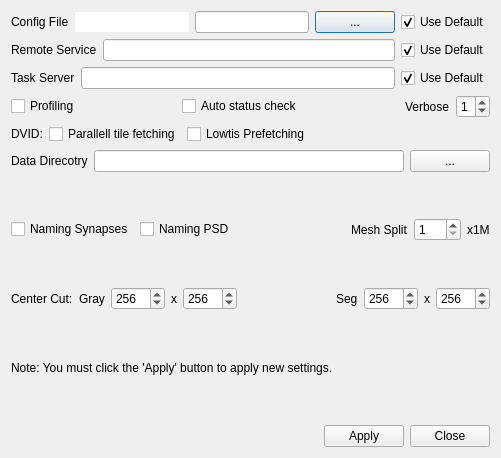
Before: the Qt Designer form neurolabi/gui/dialogs/flyemsettingdialog.ui in janelia-flyem/NeuTu, drawn with Qt 5.
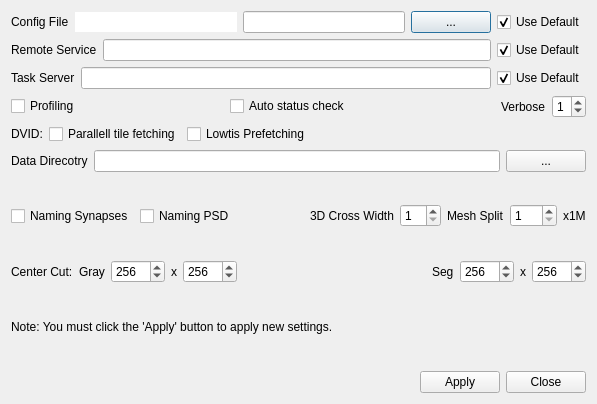
After: the same form once the commit is applied.

Commit message: add cross width setting

Patch:
```diff
--- a/neurolabi/gui/dialogs/flyemsettingdialog.ui
+++ b/neurolabi/gui/dialogs/flyemsettingdialog.ui
@@ -6,8 +6,8 @@
    <rect>
     <x>0</x>
     <y>0</y>
-    <width>501</width>
-    <height>458</height>
+    <width>597</width>
+    <height>404</height>
    </rect>
   </property>
   <property name="windowTitle">
@@ -279,6 +279,20 @@
        </property>
       </spacer>
      </item>
+     <item>
+      <widget class="QLabel" name="label_3">
+       <property name="text">
+        <string>3D Cross Width</string>
+       </property>
+      </widget>
+     </item>
+     <item>
+      <widget class="QSpinBox" name="crossWidthSpinBox">
+       <property name="minimum">
+        <number>1</number>
+       </property>
+      </widget>
+     </item>
      <item>
       <widget class="QLabel" name="label_9">
        <property name="text">
```
The commit also changes 12 other files.
